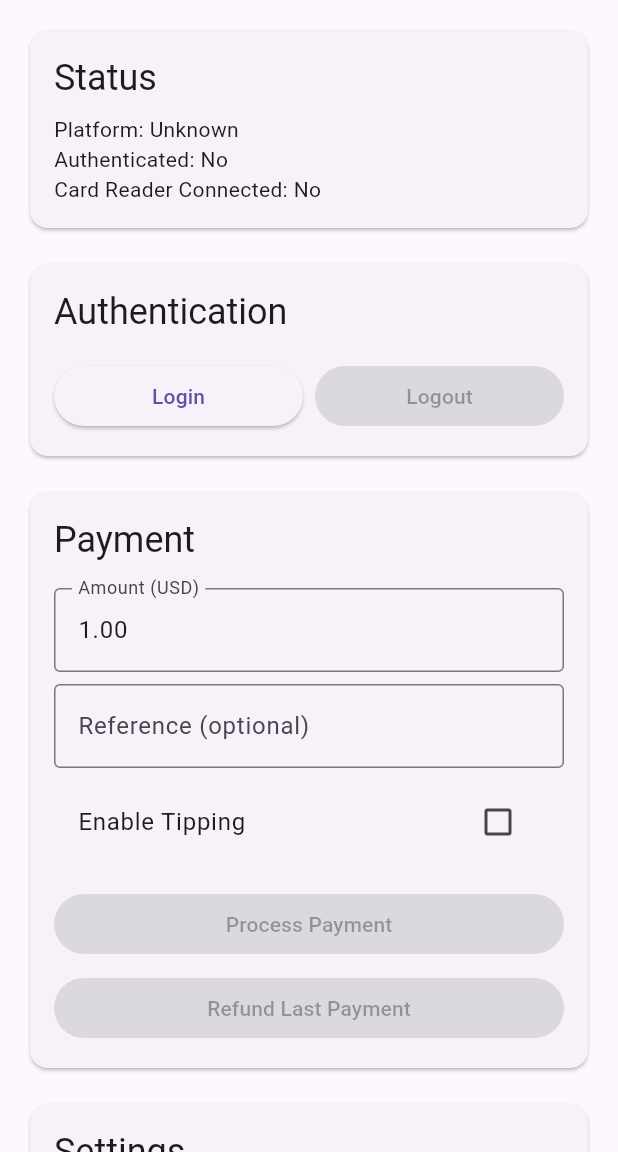
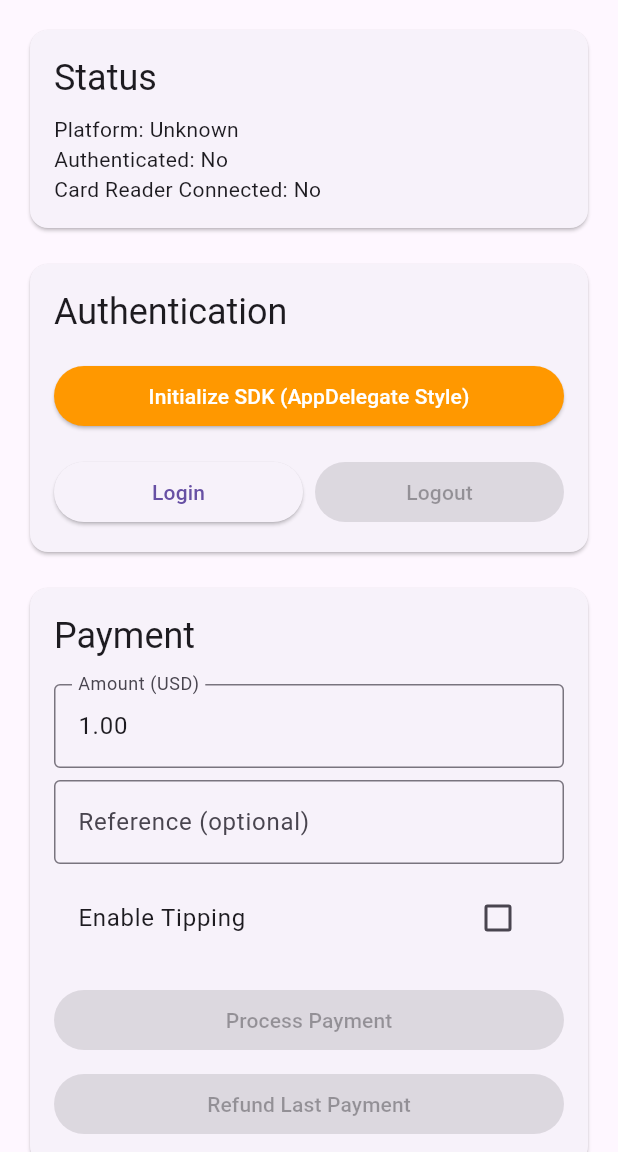
Before and after one commit to nneuberger1/zettle-paypal-flutter, a Flutter app: the screen it shows after launch, on a phone screen of 412 x 824 dp, the part 84-1236 px from its top. Run offline on Flutter 3.47's test engine with Material 3 defaults, Android fonts, the phone set to English and light mode, and no system bars; our stand-ins replace plugin_platform_interface.

Commit message:
sdk button

```diff
--- a/example/lib/main.dart
+++ b/example/lib/main.dart
@@ -89,6 +89,24 @@ class _ZettlePaymentDemoState extends State<ZettlePaymentDemo> {
       if (mounted) {
         setState(() => _isLoading = false);
         _showErrorDialog('Initialization Error', e.toString());
+      }
+    }
+  }
+
+  Future<void> _initializeSDKExplicitly() async {
+    setState(() => _isLoading = true);
+
+    try {
+      await _zettlePlugin.initializeSDK();
+
+      if (mounted) {
+        setState(() => _isLoading = false);
+        _showSuccessMessage('SDK initialized successfully');
+      }
+    } catch (e) {
+      if (mounted) {
+        setState(() => _isLoading = false);
+        _showErrorDialog('SDK Initialization Error', e.toString());
       }
     }
   }
@@ -389,6 +407,22 @@ class _ZettlePaymentDemoState extends State<ZettlePaymentDemo> {
                             style: Theme.of(context).textTheme.headlineSmall,
                           ),
                           const SizedBox(height: 16),
+                          SizedBox(
+                            width: double.infinity,
+                            child: ElevatedButton(
+                              onPressed: _isLoading
+                                  ? null
+                                  : _initializeSDKExplicitly,
+                              style: ElevatedButton.styleFrom(
+                                backgroundColor: Colors.orange,
+                                foregroundColor: Colors.white,
+                              ),
+                              child: const Text(
+                                'Initialize SDK (AppDelegate Style)',
+                              ),
+                            ),
+                          ),
+                          const SizedBox(height: 16),
                           Row(
                             children: [
                               Expanded(
```
